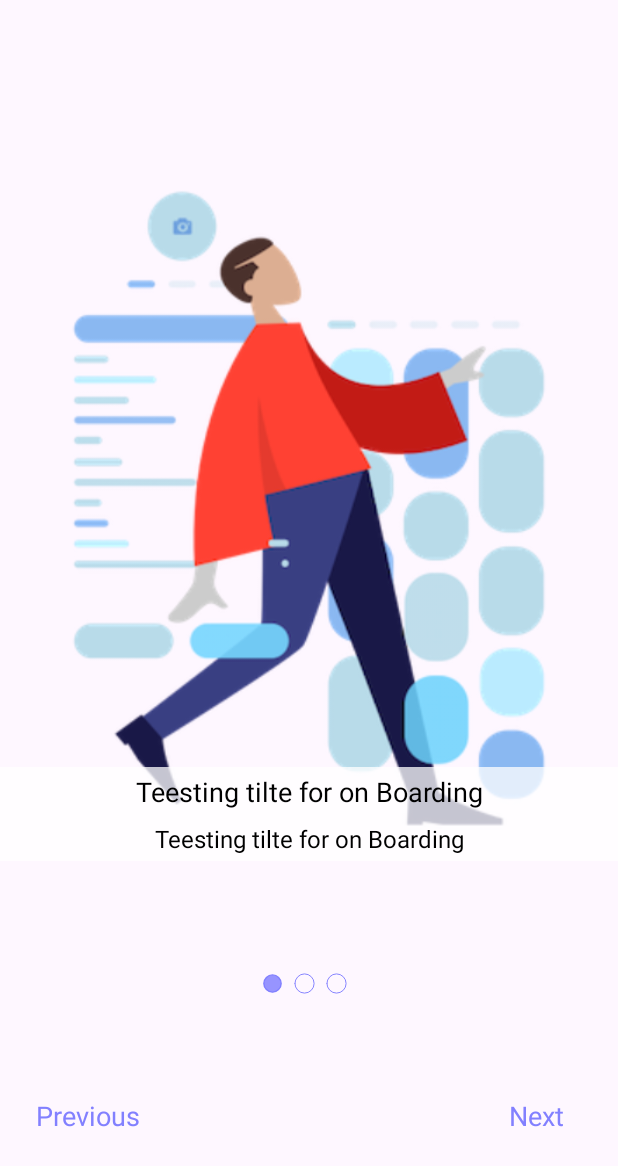
After one commit to Mohamed02Emad/clean_arch_todo, an Android app: the layout fragment_on_boarding.xml on its own in the app's theme, with its tools: preview values and no code run, on a phone screen of 412 x 824 dp. The commit adds this screen. Shown: the top 1166 px of the screen. Run offline under Robolectric (Android 15) with nearby library versions, the light colour scheme and no system bars.

Commit message:
create on boarding fragment

```diff
--- a/app/build.gradle.kts
+++ b/app/build.gradle.kts
@@ -19,6 +19,10 @@ android {
         versionName = "1.0"
 
         testInstrumentationRunner = "androidx.test.runner.AndroidJUnitRunner"
+    }
+
+    buildFeatures{
+        viewBinding = true
     }
 
     buildTypes {
--- /dev/null
+++ b/app/src/main/res/drawable/btn_get_started.xml
@@ -0,0 +1,5 @@
+<?xml version="1.0" encoding="utf-8"?>
+<shape xmlns:android="http://schemas.android.com/apk/res/android">
+<solid android:color="@color/primary_blue"/>
+    <corners android:radius="4dp"/>
+</shape>
--- /dev/null
+++ b/app/src/main/res/drawable/ic_fill_circle.xml
@@ -0,0 +1,17 @@
+<vector xmlns:android="http://schemas.android.com/apk/res/android"
+    android:width="800dp"
+    android:height="800dp"
+    android:viewportWidth="24"
+    android:viewportHeight="24">
+  <path
+      android:pathData="M21,12C21,16.971 16.971,21 12,21C7.029,21 3,16.971 3,12C3,7.029 7.029,3 12,3C16.971,3 21,7.029 21,12Z"
+      android:strokeAlpha="0.15"
+      android:fillColor="@color/primary_blue"
+      android:fillAlpha="0.15"/>
+  <path
+      android:pathData="M21,12C21,16.971 16.971,21 12,21C7.029,21 3,16.971 3,12C3,7.029 7.029,3 12,3C16.971,3 21,7.029 21,12Z"
+      android:strokeWidth="1.5"
+      android:fillColor="@color/primary_blue"
+      android:fillAlpha="0.8"
+      android:strokeColor="@color/primary_blue"/>
+</vector>
--- /dev/null
+++ b/app/src/main/res/drawable/ic_holo_circle.xml
@@ -0,0 +1,13 @@
+<vector xmlns:android="http://schemas.android.com/apk/res/android"
+    android:width="800dp"
+    android:height="800dp"
+    android:viewportWidth="24"
+    android:viewportHeight="24">
+  <path
+      android:pathData="M12,12m-10,0a10,10 0,1 1,20 0a10,10 0,1 1,-20 0"
+      android:strokeLineJoin="round"
+      android:strokeWidth="1"
+      android:fillColor="#00000000"
+      android:strokeColor="@color/primary_blue"
+      android:strokeLineCap="round"/>
+</vector>
--- /dev/null
+++ b/app/src/main/res/layout/fragment_on_boarding.xml
@@ -0,0 +1,129 @@
+<androidx.constraintlayout.widget.ConstraintLayout xmlns:android="http://schemas.android.com/apk/res/android"
+    xmlns:app="http://schemas.android.com/apk/res-auto"
+    xmlns:tools="http://schemas.android.com/tools"
+    android:layout_width="match_parent"
+    android:layout_height="match_parent">
+
+    <ImageView
+        android:id="@+id/iv_onboarding"
+        android:layout_width="match_parent"
+        android:layout_height="0dp"
+        android:layout_marginHorizontal="30dp"
+        android:layout_marginTop="56dp"
+        android:layout_marginBottom="200dp"
+        app:layout_constraintBottom_toBottomOf="parent"
+        app:layout_constraintLeft_toLeftOf="parent"
+        app:layout_constraintTop_toTopOf="parent"
+        tools:src="@drawable/ic_human_one" />
+
+    <TextView
+        android:id="@+id/tv_upperText"
+        android:layout_width="match_parent"
+        android:layout_height="wrap_content"
+        android:layout_marginBottom="80dp"
+        android:background="@color/semi_white"
+        android:gravity="center"
+        android:paddingVertical="4dp"
+        android:textColor="@color/black"
+        android:textSize="18sp"
+        app:layout_constraintBottom_toBottomOf="@id/iv_onboarding"
+        tools:text="Teesting tilte for on Boarding" />
+
+
+    <TextView
+        android:id="@+id/tv_lowerText"
+        android:layout_width="match_parent"
+        android:layout_height="wrap_content"
+        android:background="@color/semi_white"
+        android:gravity="center"
+        android:paddingVertical="4dp"
+        android:textColor="@color/black"
+        android:textSize="16sp"
+        app:layout_constraintTop_toBottomOf="@id/tv_upperText"
+        tools:text="Teesting tilte for on Boarding" />
+
+    <LinearLayout
+        android:id="@+id/ll_marker_container"
+        android:layout_width="match_parent"
+        android:layout_height="wrap_content"
+        android:layout_marginVertical="24dp"
+        android:gravity="center_horizontal"
+        android:orientation="horizontal"
+        app:layout_constraintEnd_toEndOf="parent"
+        app:layout_constraintStart_toStartOf="parent"
+        app:layout_constraintTop_toBottomOf="@id/iv_onboarding">
+
+        <ImageView
+            android:id="@+id/iv_first_circle"
+            android:layout_width="15dp"
+            android:layout_height="15dp"
+            android:layout_marginEnd="6dp"
+            android:src="@drawable/ic_fill_circle" />
+
+        <ImageView
+            android:id="@+id/iv_second_circle"
+            android:layout_width="15dp"
+            android:layout_height="15dp"
+            android:layout_marginEnd="6dp"
+            android:src="@drawable/ic_holo_circle" />
+        />
+
+        <ImageView
+            android:id="@+id/iv_third_circle"
+            android:layout_width="15dp"
+            android:layout_height="15dp"
+            android:layout_marginEnd="6dp"
+            android:src="@drawable/ic_holo_circle" />
+        />
+    </LinearLayout>
+
+    <TextView
+        android:id="@+id/btn_previous"
+        android:layout_width="wrap_content"
+        android:layout_height="wrap_content"
+        android:layout_marginStart="@dimen/side_margin"
+        android:background="?attr/selectableItemBackground"
+        android:paddingHorizontal="8dp"
+        android:paddingVertical="4dp"
+        android:text="Previous"
+        android:textColor="@color/primary_blue"
+        android:textSize="18sp"
+        app:layout_constraintBottom_toBottomOf="parent"
+        app:layout_constraintStart_toStartOf="parent"
+        app:layout_constraintTop_toBottomOf="@id/ll_marker_container" />
+
+    <TextView
+        android:id="@+id/btn_next"
+        android:layout_width="wrap_content"
+        android:layout_height="wrap_content"
+        android:layout_marginEnd="@dimen/side_margin"
+        android:background="?attr/selectableItemBackground"
+        android:paddingHorizontal="20dp"
+        android:paddingVertical="4dp"
+        android:text="Next"
+        android:textColor="@color/primary_blue"
+        android:textSize="18sp"
+        app:layout_constraintBottom_toBottomOf="parent"
+        app:layout_constraintEnd_toEndOf="parent"
+        app:layout_constraintTop_toBottomOf="@id/ll_marker_container" />
+
+
+    <androidx.appcompat.widget.AppCompatButton
+        android:id="@+id/btn_get_started"
+        android:layout_width="match_parent"
+        android:layout_height="wrap_content"
+        android:layout_marginHorizontal="@dimen/side_margin"
+        android:background="@drawable/btn_get_started"
+        android:paddingHorizontal="20dp"
+        android:paddingVertical="4dp"
+        android:text="Next"
+        android:textColor="@color/white"
+        android:textSize="18sp"
+        android:visibility="gone"
+        app:layout_constraintBottom_toBottomOf="parent"
+        app:layout_constraintEnd_toEndOf="parent"
+        app:layout_constraintStart_toStartOf="parent"
+        app:layout_constraintTop_toBottomOf="@id/ll_marker_container" />
+
+
+</androidx.constraintlayout.widget.ConstraintLayout>
--- /dev/null
+++ b/app/src/main/res/values/dimens.xml
@@ -0,0 +1,4 @@
+<?xml version="1.0" encoding="utf-8"?>
+<resources>
+    <dimen name="side_margin">16dp</dimen>
+</resources>
--- a/app/src/main/res/values/strings.xml
+++ b/app/src/main/res/values/strings.xml
@@ -1,3 +1,5 @@
 <resources>
     <string name="app_name">todo</string>
+    <!-- TODO: Remove or change this placeholder text -->
+    <string name="hello_blank_fragment">Hello blank fragment</string>
 </resources>
```
Also changed, not shown: app/src/main/java/com/motodo/todo/domain/models/OnBoarding.kt (added, +8 -0 lines), app/src/main/java/com/motodo/todo/presentation/onBoarding/OnBoardingFragment.kt (added, +119 -0 lines), app/src/main/java/com/motodo/todo/presentation/onBoarding/OnBoardingViewModel.kt (added, +47 -0 lines), app/src/main/res/layout/activity_main.xml (+8 -8 lines), app/src/main/res/navigation/home_graph.xml (added, +11 -0 lines), app/src/main/res/values/colors.xml (+18 -0 lines), app/src/main/res/drawable/ic_human_one.png (added), app/src/main/res/drawable/ic_human_three.png (added), app/src/main/res/drawable/ic_human_two.png (added).
